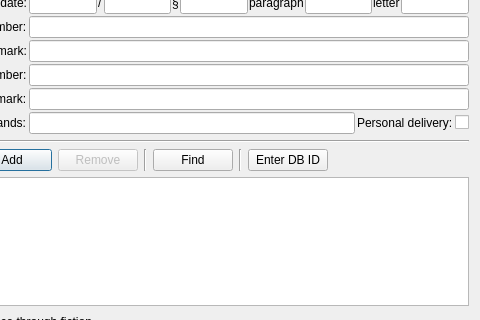
Qt form src/gui/ui/dlg_send_message.ui (psakar/datovka) before a commit; both pictures show x 110 to 590 and y 179 to 499 of the 590 by 800 pixel window.
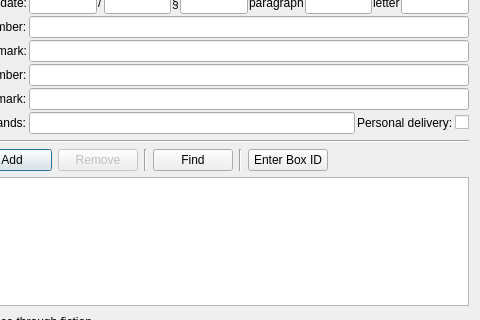
The same form after that commit. Icons and pictures are not drawn. Custom widgets are drawn as their Qt base class.

Commit message: Renamed some buttons in send message dialogue.

The edit to the form file:
```diff
--- a/src/gui/ui/dlg_send_message.ui
+++ b/src/gui/ui/dlg_send_message.ui
@@ -471,7 +471,7 @@
         <string>Allows to enter address of Databox manually</string>
        </property>
        <property name="text">
-        <string>Enter DB ID</string>
+        <string>Enter Box ID</string>
        </property>
        <property name="icon">
         <iconset resource="../../../res/resources.qrc">
```
Left out of the diff: 26 changed lines with no effect on the pictures. The commit also changes 2 other files.
